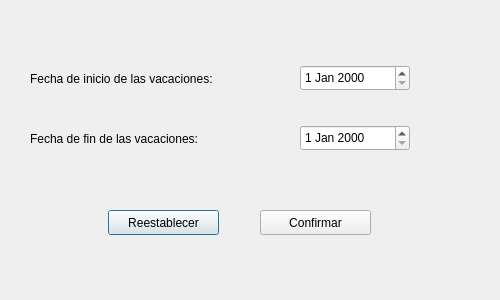
Above: Interfaz/request_vacations.ui from Los-Pollitos/PI-Redes-Sistemas-Operativos before the change. Below: the same form after it.
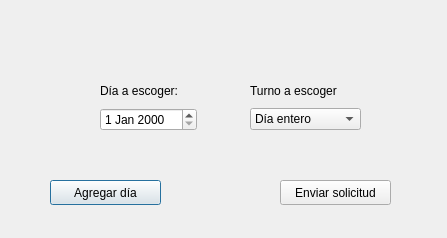
That is the form after the change.

Commit message: Diseño inicial de request vacations

The edit to the form file:
```diff
--- a/Interfaz/request_vacations.ui
+++ b/Interfaz/request_vacations.ui
@@ -6,85 +6,104 @@
    <rect>
     <x>0</x>
     <y>0</y>
-    <width>500</width>
-    <height>300</height>
+    <width>447</width>
+    <height>238</height>
    </rect>
   </property>
   <property name="windowTitle">
    <string>Dialog</string>
   </property>
-  <widget class="QLabel" name="label_start">
-   <property name="geometry">
-    <rect>
-     <x>30</x>
-     <y>70</y>
-     <width>231</width>
-     <height>17</height>
-    </rect>
-   </property>
-   <property name="text">
-    <string>Fecha de inicio de las vacaciones:</string>
-   </property>
-  </widget>
-  <widget class="QDateEdit" name="start_date">
-   <property name="geometry">
-    <rect>
-     <x>300</x>
-     <y>65</y>
-     <width>110</width>
-     <height>26</height>
-    </rect>
-   </property>
-  </widget>
-  <widget class="QDateEdit" name="end_date">
-   <property name="geometry">
-    <rect>
-     <x>300</x>
-     <y>125</y>
-     <width>110</width>
-     <height>26</height>
-    </rect>
-   </property>
-  </widget>
-  <widget class="QLabel" name="label_end">
-   <property name="geometry">
-    <rect>
-     <x>30</x>
-     <y>130</y>
-     <width>231</width>
-     <height>17</height>
-    </rect>
-   </property>
-   <property name="text">
-    <string>Fecha de fin de las vacaciones:</string>
-   </property>
-  </widget>
   <widget class="QPushButton" name="reset">
    <property name="geometry">
     <rect>
-     <x>108</x>
-     <y>210</y>
+     <x>50</x>
+     <y>180</y>
      <width>111</width>
      <height>25</height>
     </rect>
    </property>
    <property name="text">
-    <string>Reestablecer</string>
+    <string>Agregar día</string>
    </property>
   </widget>
   <widget class="QPushButton" name="confirm">
    <property name="geometry">
     <rect>
-     <x>260</x>
-     <y>210</y>
+     <x>280</x>
+     <y>180</y>
      <width>111</width>
      <height>25</height>
     </rect>
    </property>
    <property name="text">
-    <string>Confirmar</string>
+    <string>Enviar solicitud</string>
    </property>
   </widget>
+  <widget class="QWidget" name="">
+   <property name="geometry">
+    <rect>
+     <x>250</x>
+     <y>80</y>
+     <width>111</width>
+     <height>50</height>
+    </rect>
+   </property>
+   <layout class="QVBoxLayout" name="verticalLayout">
+    <item>
+     <widget class="QLabel" name="label_start_2">
+      <property name="text">
+       <string>Turno a escoger</string>
+      </property>
+     </widget>
+    </item>
+    <item>
+     <widget class="QComboBox" name="comboBox">
+      <item>
+       <property name="text">
+        <string>Día entero</string>
+       </property>
+      </item>
+      <item>
+       <property name="text">
+        <string>Mañana</string>
+       </property>
+      </item>
+      <item>
+       <property name="text">
+        <string>Tarde</string>
+       </property>
+      </item>
+      <item>
+       <property name="text">
+        <string/>
+       </property>
+      </item>
+     </widget>
+    </item>
+   </layout>
+  </widget>
+  <widget class="QWidget" name="">
+   <property name="geometry">
+    <rect>
+     <x>100</x>
+     <y>80</y>
+     <width>97</width>
+     <height>51</height>
+    </rect>
+   </property>
+   <layout class="QVBoxLayout" name="verticalLayout_2">
+    <item>
+     <widget class="QLabel" name="label_start">
+      <property name="text">
+       <string>Día a escoger:</string>
+      </property>
+     </widget>
+    </item>
+    <item>
+     <widget class="QDateEdit" name="start_date"/>
+    </item>
+   </layout>
+  </widget>
  </widget>
  <resources/>
  <connections/>
```
The commit also changes 1 other file.
